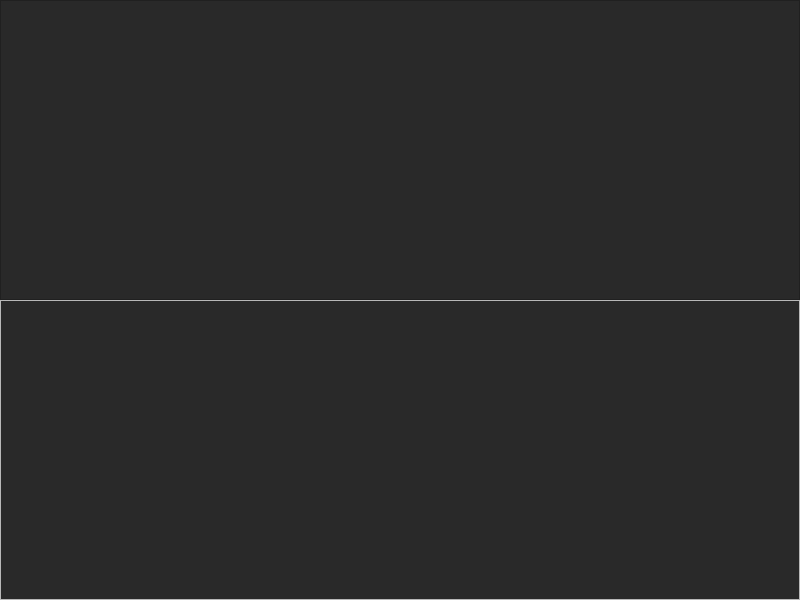
First picture: the form in app/design/edit_window.ui, repository KrazyManJ/templatoron, before the edit.
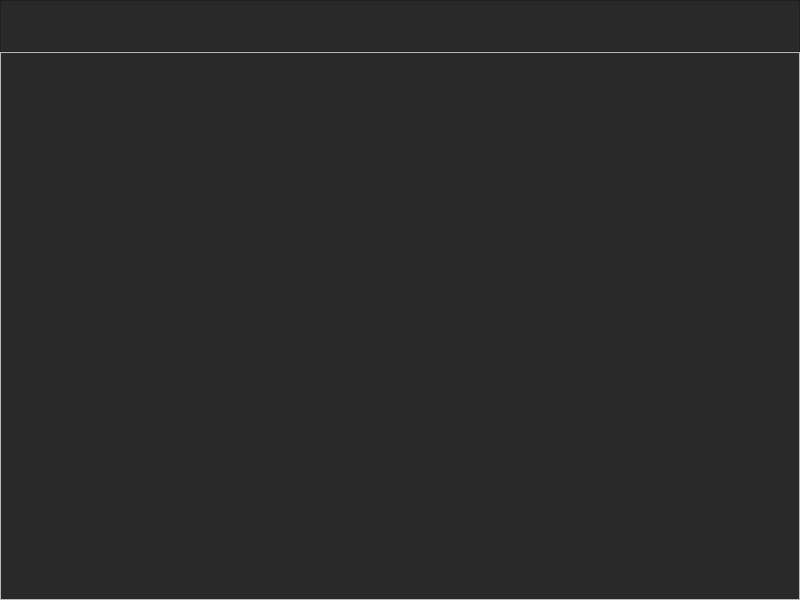
Second picture: the form after the edit.

What changed in the file:
```diff
--- a/app/design/edit_window.ui
+++ b/app/design/edit_window.ui
@@ -26,6 +26,7 @@
 #TitleBar {
 	background: #292929;
 	min-height: 50px;
+	max-height: 50px;
 }</string>
   </property>
   <layout class="QVBoxLayout" name="verticalLayout">
```
